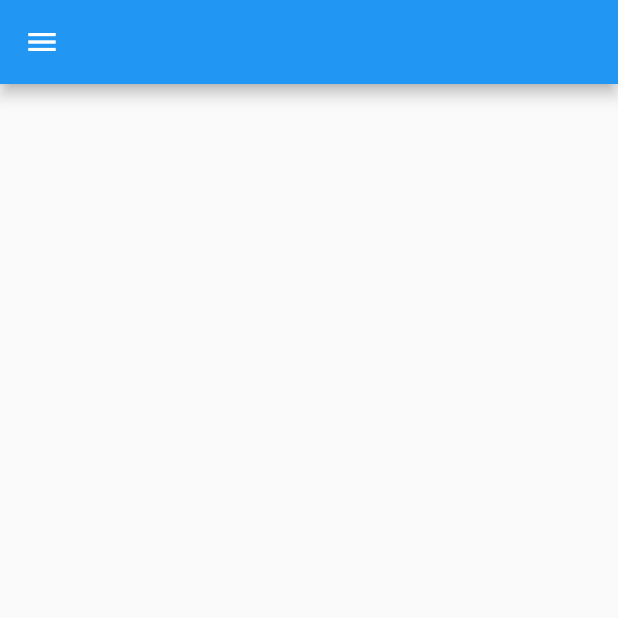
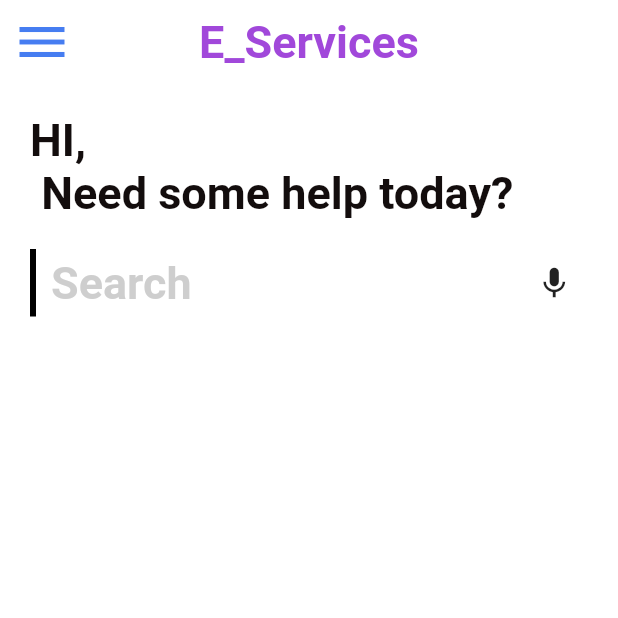
Before and after one commit to sewiiimirza/service_provider, a Flutter app: the HomeScreen screen opened by its route, on a phone screen of 412 x 824 dp, the top half of it. Run offline on Flutter 3.47's test engine with Material 2 defaults, Android fonts, the phone set to English and light mode, and no system bars; our stand-ins replace animated_text_kit, firebase_core, fluttertoast, get; missing offline and left inert: dart:ffi, firebase_core_web, firebase_database_web, firebase_storage_web, image_picker_for_web; accounts and stored records are empty.

Commit message:
12 commit

```diff
--- a/lib/pages/HomeScreen/view.dart
+++ b/lib/pages/HomeScreen/view.dart
@@ -1,3 +1,4 @@
+import 'package:e_services/res/colors/color.dart';
 import 'package:flutter/material.dart';
 import 'package:get/get.dart';
 import 'package:get/get_core/src/get_main.dart';
@@ -10,9 +11,67 @@ class HomeScreen extends GetView<HomeController> {
   @override
   Widget build(BuildContext context) {
     return Scaffold(
-      appBar: AppBar(
-          leading: Icon(Icons.menu,
-          )),
+      backgroundColor: Colors.white,
+         appBar: AppBar(
+             leading: Icon(
+           Icons.menu,
+           color: AppColors.primaryColor,
+           size: 40,
+         ),
+           title: Text('E_Services',
+           style: TextStyle(fontSize: 30,
+             fontWeight: FontWeight.bold,
+             color: AppColors.secondaryColor,
+           ),
+     ),
+           centerTitle: true,
+           backgroundColor: Colors.transparent,
+          elevation: 0,
+         ),
+      body:SafeArea(
+         child:SingleChildScrollView(
+           child: Container(
+             padding: EdgeInsets.all(20.0),
+             child: Column(
+              crossAxisAlignment: CrossAxisAlignment.start,
+               children: [
+                 Text('HI,\n Need some help today?',style: TextStyle(fontSize: 30,
+                   fontWeight: FontWeight.bold,
+                   color: AppColors.primaryTextColor,
+                 ),),
+                  SizedBox(height:20.0),
+                 Container(decoration: BoxDecoration(border: Border(left: BorderSide(width: 4)),),
+                   padding: EdgeInsets.symmetric(horizontal: 10,vertical: 5),
+                   child: Row(
+                     mainAxisAlignment: MainAxisAlignment.spaceBetween,
+                     children: [
+                       Text('Search',style: TextStyle(fontSize: 30,
+                         fontWeight: FontWeight.bold,
+                         color: Colors.grey.withOpacity(0.5),
+                       ),),
+                       Icon(Icons.mic,size: 25,),
+
+                     ],
+                   ),
+                 ),
+
+
+
+               ],
+             ),
+
+           ),
+
+
+
+
+
+             ),
+
+
+
+
+         ),
     );
   }
 }
--- a/lib/pages/SignUp_LoginPage/controller.dart
+++ b/lib/pages/SignUp_LoginPage/controller.dart
@@ -22,8 +22,8 @@ class Customer_Signup_Login_Controller extends GetxController {
 
 
 
-void Navigate() {
-  Future.delayed(const Duration(seconds: 3), () =>
+void navigate() {
+  Future.delayed(const Duration(milliseconds: 300), () =>
       Get.offAllNamed(AppRoutes.HomeScreen));
 
 }//used for navigation and routing things
--- a/lib/pages/SignUp_LoginPage/pages/customer_forget_password.dart
+++ b/lib/pages/SignUp_LoginPage/pages/customer_forget_password.dart
@@ -18,7 +18,7 @@ class CustomerForgetPassword extends GetView<Customer_Signup_Login_Controller>{
 
   @override
   Widget build(BuildContext context) {
-    //   void Navigate;
+      controller.navigate();
     final size=MediaQuery.of(context).size.width;
     return Scaffold(
         backgroundColor: Colors.white,
```
